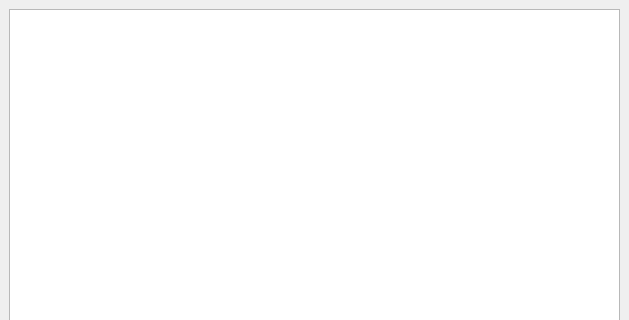
Qt form mainwindow.ui (Olegelcrack/M7_Spotify) before a commit; both pictures show x 0 to 629 and y 0 to 320 of the 629 by 501 pixel window.
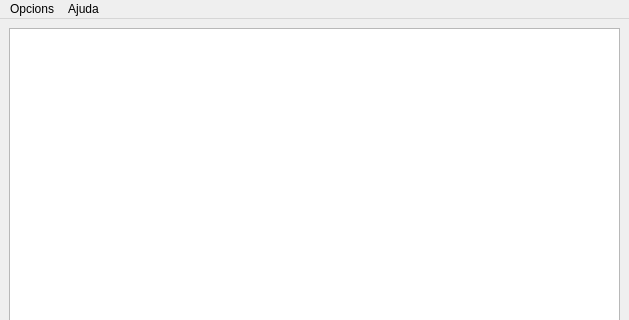
The same form after that commit. Icons and pictures are not drawn.

Commit message: varis canvis

Diff of the .ui file:
```diff
--- a/mainwindow.ui
+++ b/mainwindow.ui
@@ -215,6 +215,30 @@
      <height>22</height>
     </rect>
    </property>
+   <widget class="QMenu" name="menuPolla">
+    <property name="title">
+     <string>Opcions</string>
+    </property>
+    <widget class="QMenu" name="menuModes">
+     <property name="title">
+      <string>Modes</string>
+     </property>
+     <addaction name="actionBucle"/>
+     <addaction name="actionAleatori"/>
+    </widget>
+    <addaction name="actionInsertar_Can"/>
+    <addaction name="separator"/>
+    <addaction name="menuModes"/>
+    <addaction name="separator"/>
+    <addaction name="actionSortir"/>
+   </widget>
+   <widget class="QMenu" name="menuAjuda">
+    <property name="title">
+     <string>Ajuda</string>
+    </property>
+   </widget>
+   <addaction name="menuPolla"/>
+   <addaction name="menuAjuda"/>
   </widget>
   <widget class="QStatusBar" name="statusbar"/>
  </widget>
```
Left out of the diff: 54 changed lines with no effect on the pictures. The commit also changes 2 other files.
